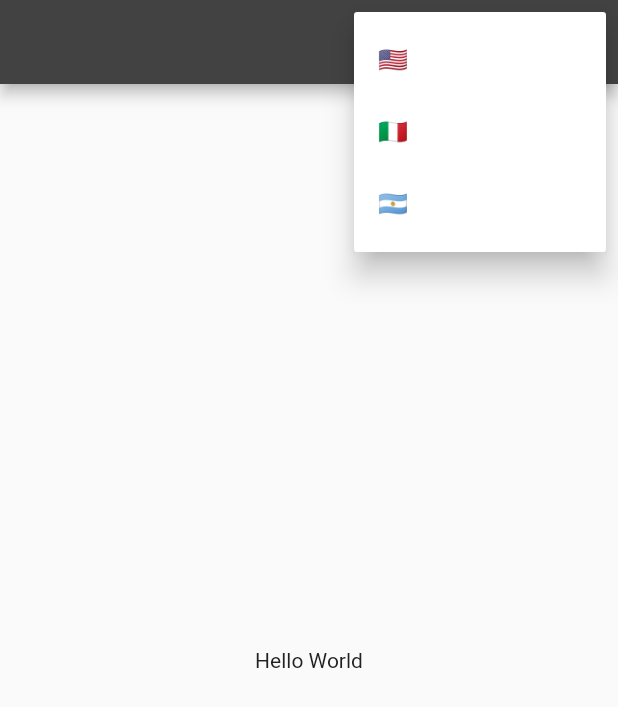
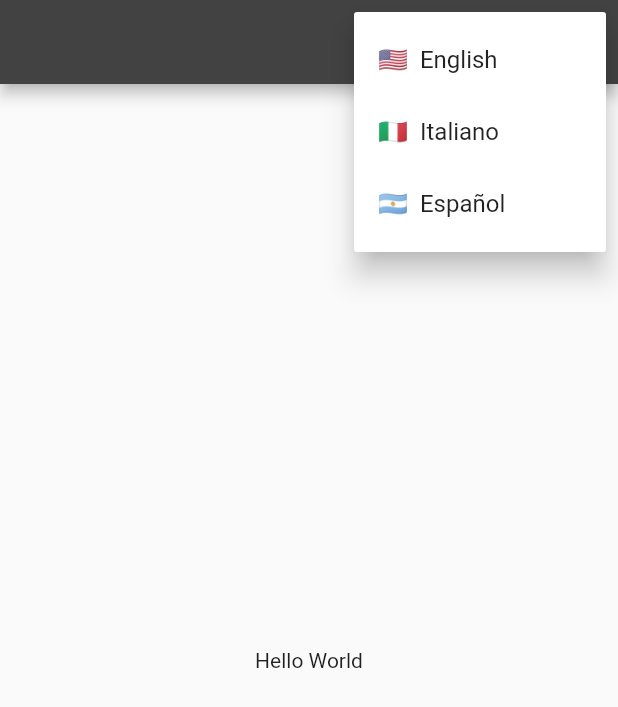
Before and after one commit to y3rbiadit0/washing-machine-iot-app, a Flutter app: the HomePage screen opened by its route, after a tap on an icon or button, on a phone screen of 412 x 824 dp. Shown: the top 707 px of the screen. Run offline on Flutter 3.47's test engine with Material 2 defaults, Android fonts, the phone set to English and light mode, and no system bars; our stand-ins replace firebase_auth, firebase_core, flutter_riverpod, go_router, google_sign_in, riverpod_annotation; accounts and stored records are empty; generated files the repository leaves out were written again.

Commit message:
Simplifying colors

```diff
--- /dev/null
+++ b/lib/modules/home_page/home_page.dart
@@ -0,0 +1 @@
+//Add
--- a/lib/routes/router.dart
+++ b/lib/routes/router.dart
@@ -42,17 +42,17 @@ final routerProvider = Provider<GoRouter>((ref) {
 
 String? handleAuthStateChanges(
     AsyncValue<User?> authState, GoRouterState state) {
-  if (authState.isLoading || authState.hasError) return null;
-
-  // Here we guarantee that hasData == true, i.e. we have a readable value
-
-  // This has to do with how the FirebaseAuth SDK handles the "log-in" state
-  // Returning `null` means "we are not authorized"
-  final isAuth = authState.valueOrNull != null;
-
-  final isLoginPage = state.path == AppRoutes.login_page.path;
-  if (isLoginPage) {
-    return isAuth ? AppRoutes.homepage.path : AppRoutes.login_page.path;
-  }
-  return isAuth ? null : AppRoutes.login_page.path;
+  // if (authState.isLoading || authState.hasError) return null;
+  //
+  // // Here we guarantee that hasData == true, i.e. we have a readable value
+  //
+  // // This has to do with how the FirebaseAuth SDK handles the "log-in" state
+  // // Returning `null` means "we are not authorized"
+  // final isAuth = authState.valueOrNull != null;
+  //
+  // final isLoginPage = state.path == AppRoutes.login_page.path;
+  // if (isLoginPage) {
+  //   return isAuth ? AppRoutes.homepage.path : AppRoutes.login_page.path;
+  // }
+  // return isAuth ? null : AppRoutes.login_page.path;
 }
--- a/lib/theme.dart
+++ b/lib/theme.dart
@@ -1,46 +1,15 @@
-import 'dart:ui';
-
 import 'package:flutter/material.dart';
-import 'package:google_fonts/google_fonts.dart';
 
 /*Exported Theme from Color Tool from Material Design*/
 //Link: --> https://material.io/resources/color/#!/?view.left=0&view.right=0&secondary.color=69F0AE&secondary.text.color=212121&primary.color=424242
 
 class WashingMachineAppTheme {
-  static const bodyText2Color = Color.fromRGBO(33, 33, 33, 1.0);
-  static const TextStyle keyAidBodyText1 = TextStyle(color: Colors.white);
-  static const TextStyle keyAidBodyText2 = TextStyle(color: bodyText2Color);
-
-  static const TextStyle Function(
-      {Paint? background,
-      Color? backgroundColor,
-      Color? color,
-      TextDecoration? decoration,
-      Color? decorationColor,
-      TextDecorationStyle? decorationStyle,
-      double? decorationThickness,
-      List<FontFeature>? fontFeatures,
-      double? fontSize,
-      FontStyle? fontStyle,
-      FontWeight? fontWeight,
-      Paint? foreground,
-      double? height,
-      double? letterSpacing,
-      Locale? locale,
-      List<Shadow>? shadows,
-      TextBaseline? textBaseline,
-      TextStyle? textStyle,
-      double? wordSpacing}) techTextStyle = GoogleFonts.chakraPetch;
-
   static final lightColorScheme = ThemeData.light().colorScheme.copyWith(
         primary: const Color.fromRGBO(66, 66, 66, 1.0),
         background: const Color.fromRGBO(241, 242, 241, 1.0),
         secondary: const Color.fromRGBO(105, 240, 174, 1.0),
       );
 
-  static final light = ThemeData.light().copyWith(
-    colorScheme: lightColorScheme,
-    textTheme: const TextTheme(
-        bodyLarge: keyAidBodyText1, bodyMedium: keyAidBodyText2),
-  );
+  static final light =
+      ThemeData.light().copyWith(colorScheme: lightColorScheme);
 }
```
